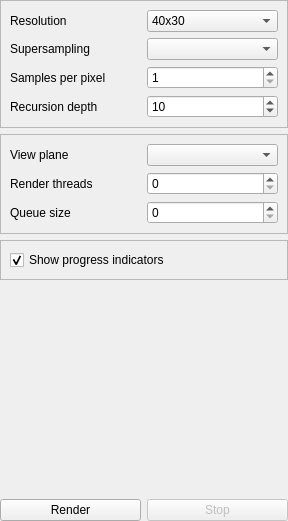
Qt form src/widgets/world/RenderSettingsWidget.ui (tkadauke/raytracer) before a commit.
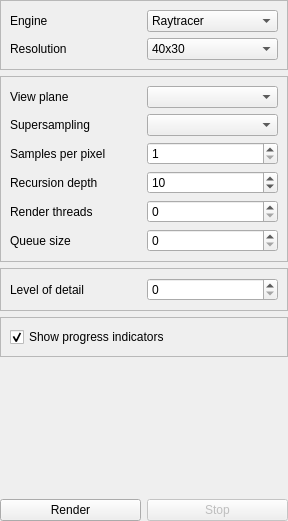
The same form after that commit.

Commit message: feat(GeneratedRayTracer): engine selector in modeling preview + render dialog

The edit to the form file:
```diff
--- a/src/widgets/world/RenderSettingsWidget.ui
+++ b/src/widgets/world/RenderSettingsWidget.ui
@@ -42,13 +42,34 @@
      </property>
      <layout class="QGridLayout" name="gridLayout">
       <item row="0" column="0">
+       <widget class="QLabel" name="label_engine">
+        <property name="text">
+         <string>Engine</string>
+        </property>
+       </widget>
+      </item>
+      <item row="0" column="1">
+       <widget class="QComboBox" name="engineType">
+        <item>
+         <property name="text">
+          <string>Raytracer</string>
+         </property>
+        </item>
+        <item>
+         <property name="text">
+          <string>Wireframe</string>
+         </property>
+        </item>
+       </widget>
+      </item>
+      <item row="1" column="0">
        <widget class="QLabel" name="label_4">
         <property name="text">
          <string>Resolution</string>
         </property>
        </widget>
       </item>
-      <item row="0" column="1">
+      <item row="1" column="1">
        <widget class="QComboBox" name="resolution">
         <property name="currentText">
          <string>640x480</string>
@@ -190,24 +211,46 @@
         </item>
        </widget>
       </item>
-      <item row="2" column="0">
+     </layout>
+    </widget>
+   </item>
+   <item>
+    <widget class="QFrame" name="raytracerFrame">
+     <property name="frameShape">
+      <enum>QFrame::StyledPanel</enum>
+     </property>
+     <property name="frameShadow">
+      <enum>QFrame::Raised</enum>
+     </property>
+     <layout class="QGridLayout" name="raytracerGridLayout">
+      <item row="0" column="0">
+       <widget class="QLabel" name="label_5">
+        <property name="text">
+         <string>View plane</string>
+        </property>
+       </widget>
+      </item>
+      <item row="0" column="1">
+       <widget class="QComboBox" name="viewPlaneType"/>
+      </item>
+      <item row="1" column="0">
        <widget class="QLabel" name="label">
         <property name="text">
          <string>Supersampling</string>
         </property>
        </widget>
       </item>
-      <item row="2" column="1">
+      <item row="1" column="1">
        <widget class="QComboBox" name="samplerType"/>
       </item>
-      <item row="3" column="0">
+      <item row="2" column="0">
        <widget class="QLabel" name="label_2">
         <property name="text">
          <string>Samples per pixel</string>
         </property>
        </widget>
       </item>
-      <item row="3" column="1">
+      <item row="2" column="1">
        <widget class="QSpinBox" name="samplesPerPixel">
         <property name="minimum">
          <number>1</number>
@@ -217,14 +260,14 @@
         </property>
        </widget>
       </item>
-      <item row="4" column="0">
+      <item row="3" column="0">
        <widget class="QLabel" name="label_3">
         <property name="text">
          <string>Recursion depth</string>
         </property>
        </widget>
       </item>
-      <item row="4" column="1">
+      <item row="3" column="1">
        <widget class="QSpinBox" name="maxRecursionDepth">
         <property name="minimum">
          <number>1</number>
@@ -237,53 +280,66 @@
         </property>
        </widget>
       </item>
-     </layout>
-    </widget>
-   </item>
-   <item>
-    <widget class="QFrame" name="frame_2">
-     <property name="frameShape">
-      <enum>QFrame::StyledPanel</enum>
-     </property>
-     <property name="frameShadow">
-      <enum>QFrame::Raised</enum>
-     </property>
-     <layout class="QGridLayout" name="gridLayout_2">
-      <item row="2" column="0">
+      <item row="4" column="0">
+       <widget class="QLabel" name="label_6">
+        <property name="text">
+         <string>Render threads</string>
+        </property>
+       </widget>
+      </item>
+      <item row="4" column="1">
+       <widget class="QSpinBox" name="renderThreads">
+        <property name="maximum">
+         <number>1024</number>
+        </property>
+       </widget>
+      </item>
+      <item row="5" column="0">
        <widget class="QLabel" name="label_7">
         <property name="text">
          <string>Queue size</string>
         </property>
        </widget>
       </item>
-      <item row="2" column="1">
+      <item row="5" column="1">
        <widget class="QSpinBox" name="queueSize">
         <property name="maximum">
          <number>16777216</number>
         </property>
        </widget>
       </item>
-      <item row="1" column="0">
-       <widget class="QLabel" name="label_6">
-        <property name="text">
-         <string>Render threads</string>
-        </property>
-       </widget>
-      </item>
-      <item row="1" column="1">
-       <widget class="QSpinBox" name="renderThreads">
-        <property name="maximum">
-         <number>1024</number>
-        </property>
-       </widget>
-      </item>
-      <item row="0" column="1">
-       <widget class="QComboBox" name="viewPlaneType"/>
-      </item>
+     </layout>
+    </widget>
+   </item>
+   <item>
+    <widget class="QFrame" name="wireframeFrame">
+     <property name="frameShape">
+      <enum>QFrame::StyledPanel</enum>
+     </property>
+     <property name="frameShadow">
+      <enum>QFrame::Raised</enum>
+     </property>
+     <layout class="QGridLayout" name="wireframeGridLayout">
       <item row="0" column="0">
-       <widget class="QLabel" name="label_5">
+       <widget class="QLabel" name="label_lod">
         <property name="text">
-         <string>View plane</string>
+         <string>Level of detail</string>
+        </property>
+       </widget>
+      </item>
+      <item row="0" column="1">
+       <widget class="QSpinBox" name="lod">
+        <property name="minimum">
+         <number>0</number>
+        </property>
+        <property name="maximum">
+         <number>10</number>
+        </property>
+        <property name="value">
+         <number>0</number>
+        </property>
+        <property name="toolTip">
+         <string>Tessellation level of detail. Each level doubles the segment count along each parametric axis on primitives that scale with LOD (sphere, torus, disk, cylinder).</string>
         </property>
        </widget>
       </item>
```
Left out of the diff: 4 changed lines with no effect on the pictures. The commit also changes 14 other files.
